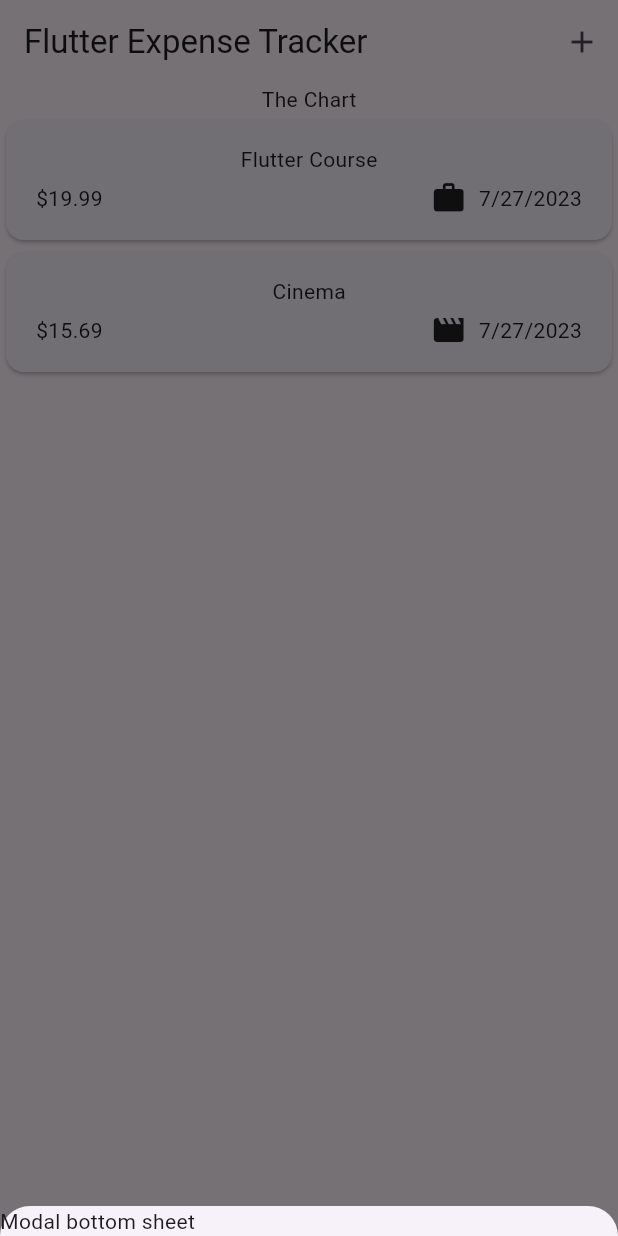
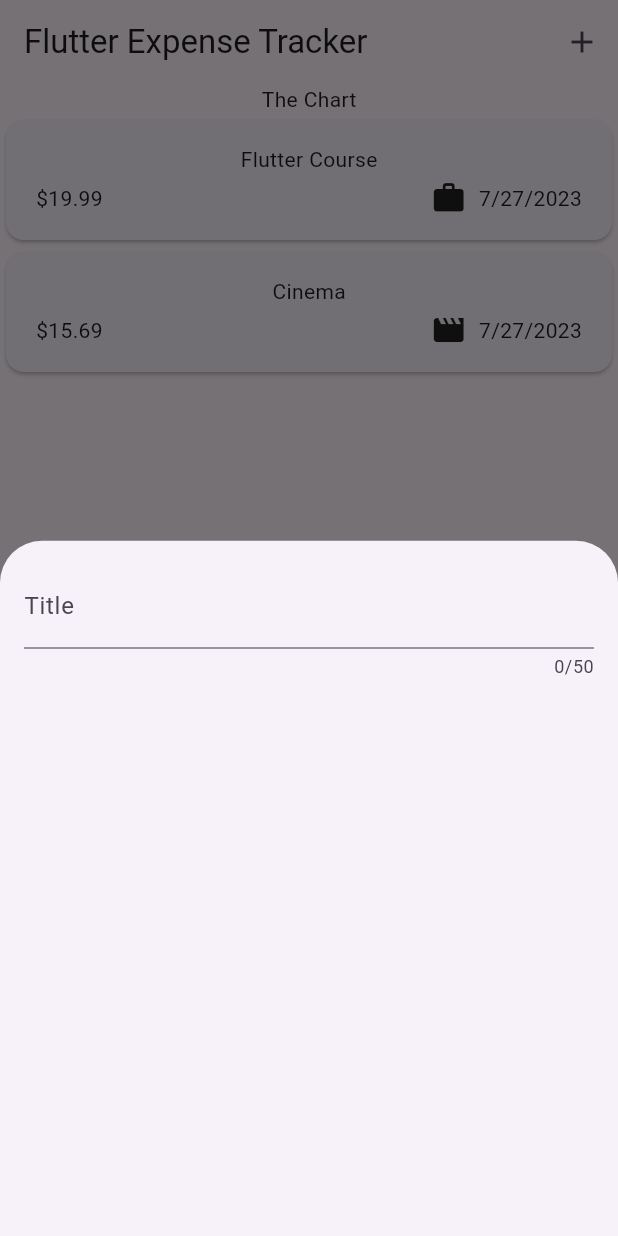
Before and after one commit to omanfathurrahman/expense_tracker, a Flutter app: the screen it shows after launch, after a tap on the "add" icon, on a phone screen of 412 x 824 dp. Run offline on Flutter 3.47's test engine with Material 2 defaults, Android fonts, the phone set to English and light mode, and no system bars.

Commit message:
Handling User (Text) Input with the TextField Widget

```diff
--- a/lib/widgets/expenses.dart
+++ b/lib/widgets/expenses.dart
@@ -1,4 +1,5 @@
 import 'package:expense_tracker/widgets/expenses_list/expenses_list.dart';
+import 'package:expense_tracker/widgets/new_expense.dart';
 import 'package:flutter/material.dart';
 
 import '../models/expense.dart';
@@ -29,9 +30,9 @@ class _ExpensesStateState extends State<ExpensesState> {
   void _openAddExpenseOverlay() {
     showModalBottomSheet(
       context: context,
-      builder: (ctx) => SizedBox(
+      builder: (ctx) => const SizedBox(
         width: double.infinity,
-        child: const Text('Modal bottom sheet'),
+        child: NewExpense(),
       ),
     );
   }
--- /dev/null
+++ b/lib/widgets/new_expense.dart
@@ -0,0 +1,27 @@
+import 'package:flutter/material.dart';
+
+class NewExpense extends StatefulWidget {
+  const NewExpense({super.key});
+
+  @override
+  State<NewExpense> createState() => _NewExpenseState();
+}
+
+class _NewExpenseState extends State<NewExpense> {
+  @override
+  Widget build(BuildContext context) {
+    return const Padding(
+      padding: EdgeInsets.all(16),
+      child: Column(
+        children: [
+          TextField(
+            maxLength: 50,
+            decoration: InputDecoration(
+              label: Text('Title'),
+            ),
+          ),
+        ],
+      ),
+    );
+  }
+}
```
Also changed, not shown: 1 other file.
